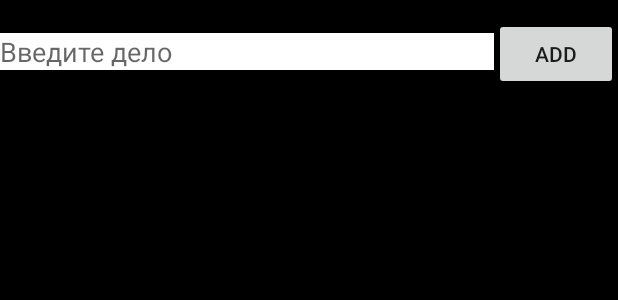
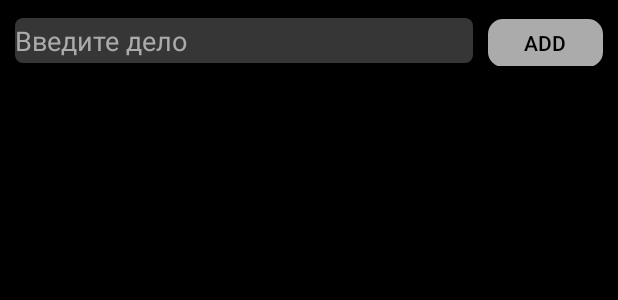
Before and after one commit to Merphiles/MobileProject, an Android app: the layout activity_first.xml on its own in the app's theme, with its tools: preview values and no code run, on a phone screen of 412 x 824 dp. Shown: the top 300 px of the screen. Run offline under Robolectric (Android 15) with nearby library versions, the phone set to English and light mode, and no system bars.

Commit message:
updated notes design

```diff
--- /dev/null
+++ b/app/src/main/res/drawable/edittext.xml
@@ -0,0 +1,9 @@
+<?xml version="1.0" encoding="utf-8"?>
+<layer-list xmlns:android="http://schemas.android.com/apk/res/android">
+    <item>
+        <shape android:shape="rectangle">
+            <solid android:color="#50ABABAB" />
+            <corners android:radius="5dp" />
+        </shape>
+    </item>
+</layer-list>
--- /dev/null
+++ b/app/src/main/res/drawable/mybutton.xml
@@ -0,0 +1,6 @@
+<?xml version="1.0" encoding="utf-8"?>
+<shape xmlns:android="http://schemas.android.com/apk/res/android"
+    android:shape="rectangle" android:padding="10dp">
+    <solid android:color="#ABABAB"/>
+    <corners android:radius="10dp"/>
+</shape>
--- a/app/src/main/res/layout/activity_first.xml
+++ b/app/src/main/res/layout/activity_first.xml
@@ -19,27 +19,34 @@
         <EditText
             android:id="@+id/item_edit_text"
             android:hint="Введите дело"
+            android:textColorHint="#ABABAB"
             android:layout_width="0dp"
+            android:textColor="@color/white"
             android:layout_weight="4"
-            android:layout_height="wrap_content"
-            android:background="@color/white"/>
+            android:layout_height="30dp"
+            android:layout_marginLeft="10dp"
+            android:background="@drawable/edittext"
+            android:layout_marginStart="10dp" />
 
         <Button
             android:id="@+id/add_btn"
+            android:layout_width="0dp"
+            android:layout_height="32dp"
+            android:layout_marginLeft="10dp"
+            android:layout_marginRight="10dp"
+            android:layout_weight="1"
+            android:background="@drawable/mybutton"
             android:text="add"
-            android:layout_width="0dp"
-            android:layout_weight="1"
-            android:layout_height="wrap_content"/>
+            android:textColor="@color/black" />
 
     </LinearLayout>
 
     <ListView
         android:id="@+id/items_list"
-        android:layout_marginBottom="12dp"
         android:layout_width="match_parent"
         android:layout_height="wrap_content"
-        android:background="@color/white"/>
-
-
+        android:layout_margin="10dp"
+        android:background="#FFFFFF"
+        android:backgroundTint="#363636"/>
 
 </LinearLayout>
```
Also changed, not shown: app/src/main/java/com/example/homework3/ActivityOne1.java (+9 -9 lines), app/src/main/res/layout/row.xml (added, +8 -0 lines).
